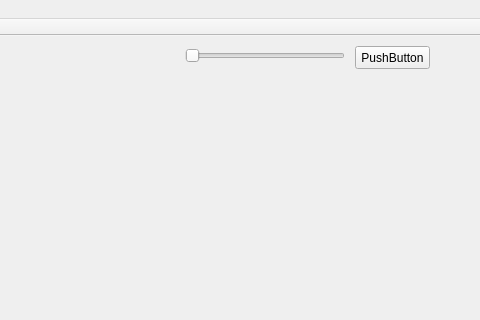
Before: the Qt Designer form mainwindow.ui in gclaret/kmeans-cw, drawn with Qt 5; both pictures show x 485 to 965 and y 0 to 320 of the 965 by 670 pixel window.
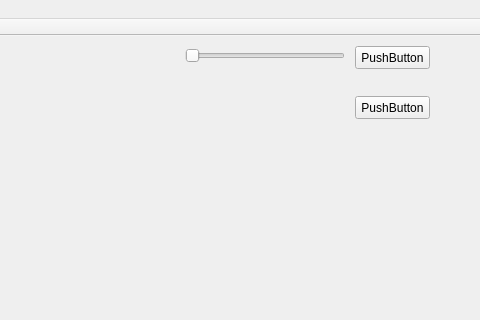
After: the same form once the commit is applied.

Commit message: Fixed some buggy code.  Added a second button to go through one step of k-means.  currently, it only does the 'assign' and not the 'update' step of k-means.  That comes next.  Think about fast algorithms for assigning membership to clusters.  Voronoi diagrams would be good here.

Diff of the .ui file:
```diff
--- a/mainwindow.ui
+++ b/mainwindow.ui
@@ -51,6 +51,19 @@
     </property>
     <layout class="QGridLayout" name="gridLayout"/>
    </widget>
+   <widget class="QPushButton" name="kmeans_button">
+    <property name="geometry">
+     <rect>
+      <x>840</x>
+      <y>60</y>
+      <width>75</width>
+      <height>23</height>
+     </rect>
+    </property>
+    <property name="text">
+     <string>PushButton</string>
+    </property>
+   </widget>
   </widget>
   <widget class="QMenuBar" name="menuBar">
    <property name="geometry">
```
Left out of the diff: 17 changed lines with no effect on the pictures. The commit also changes 12 other files.
